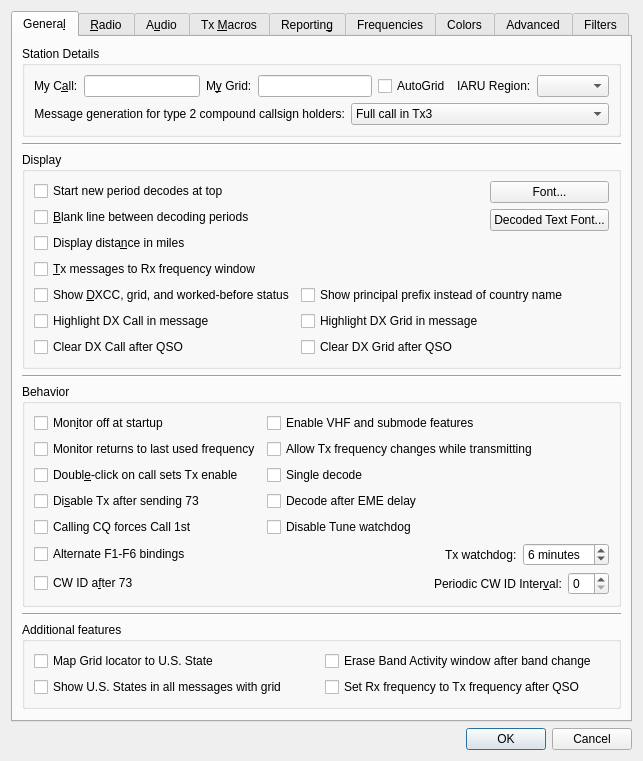
Before: the Qt Designer form Configuration_ohneAlerts.ui in uaro-radio/wsjtx, drawn with Qt 5.
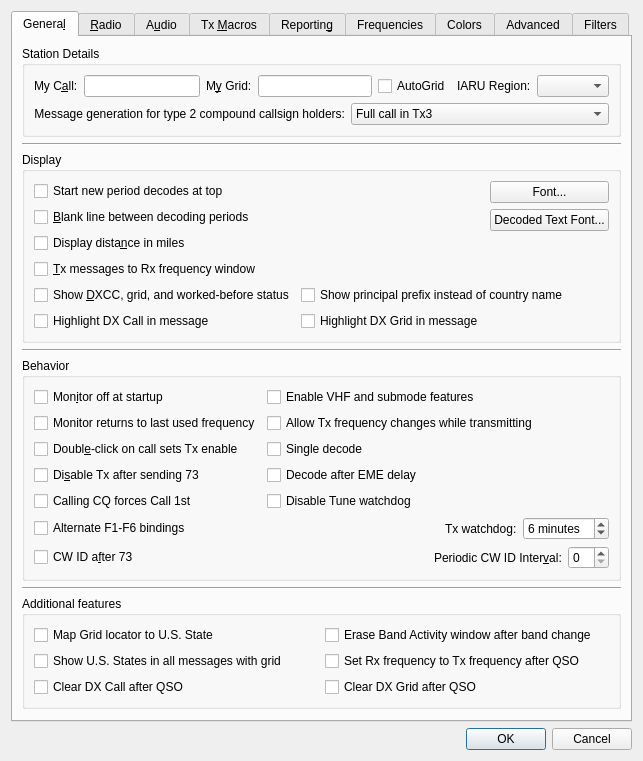
After: the same form once the commit is applied. Custom widgets are drawn as their Qt base class.

Commit message: Place "Clear DX Call / DX Grid after QSO" under "Additional features" to align UI with WSJT-X.

Patch:
```diff
--- a/Configuration_ohneAlerts.ui
+++ b/Configuration_ohneAlerts.ui
@@ -7,7 +7,7 @@
     <x>0</x>
     <y>0</y>
     <width>643</width>
-    <height>687</height>
+    <height>753</height>
    </rect>
   </property>
   <property name="windowTitle">
@@ -282,13 +282,6 @@
             </property>
            </widget>
           </item>
-          <item row="6" column="1">
-           <widget class="QCheckBox" name="cbClearDXgrid">
-            <property name="text">
-             <string>Clear DX Grid after QSO</string>
-            </property>
-           </widget>
-          </item>
           <item row="1" column="0">
            <widget class="QCheckBox" name="insert_blank_check_box">
             <property name="toolTip">
@@ -306,13 +299,6 @@
             </property>
            </widget>
           </item>
-          <item row="6" column="0">
-           <widget class="QCheckBox" name="cbClearDXcall">
-            <property name="text">
-             <string>Clear DX Call after QSO</string>
-            </property>
-           </widget>
-          </item>
          </layout>
         </widget>
        </item>
@@ -568,6 +554,20 @@
             </property>
            </widget>
           </item>
+          <item row="2" column="0">
+           <widget class="QCheckBox" name="cbClearDXcall">
+            <property name="text">
+             <string>Clear DX Call after QSO</string>
+            </property>
+           </widget>
+          </item>
+          <item row="2" column="1">
+           <widget class="QCheckBox" name="cbClearDXgrid">
+            <property name="text">
+             <string>Clear DX Grid after QSO</string>
+            </property>
+           </widget>
+          </item>
          </layout>
         </widget>
        </item>
```
Left out of the diff: 27 changed lines with no effect on the pictures. The commit also changes 1 other file.
